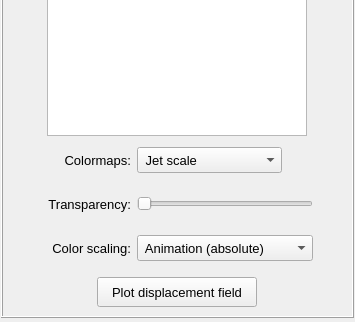
Qt form pulse/interface/data/ui_files/plots/results/structural/plot_nodal_results_field_for_harmonic_analysis.ui (open-pulse/OpenPulse) before a commit; both pictures show x 0 to 355 and y 177 to 499 of the 355 by 499 pixel window.
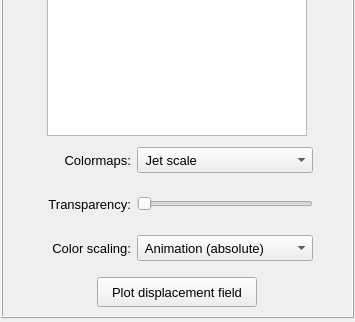
The same form after that commit.

The edit to the form file:
```diff
--- a/pulse/interface/data/ui_files/plots/results/structural/plot_nodal_results_field_for_harmonic_analysis.ui
+++ b/pulse/interface/data/ui_files/plots/results/structural/plot_nodal_results_field_for_harmonic_analysis.ui
@@ -554,7 +554,7 @@
               </property>
               <property name="maximumSize">
                <size>
-                <width>176</width>
+                <width>200</width>
                 <height>26</height>
                </size>
               </property>
@@ -620,19 +620,6 @@
               </item>
              </widget>
             </item>
-            <item row="0" column="1">
-             <spacer name="horizontalSpacer_11">
-              <property name="orientation">
-               <enum>Qt::Horizontal</enum>
-              </property>
-              <property name="sizeHint" stdset="0">
-               <size>
-                <width>40</width>
-                <height>20</height>
-               </size>
-              </property>
-             </spacer>
-            </item>
            </layout>
           </widget>
          </item>
```
Left out of the diff: 4 changed lines with no effect on the pictures.
